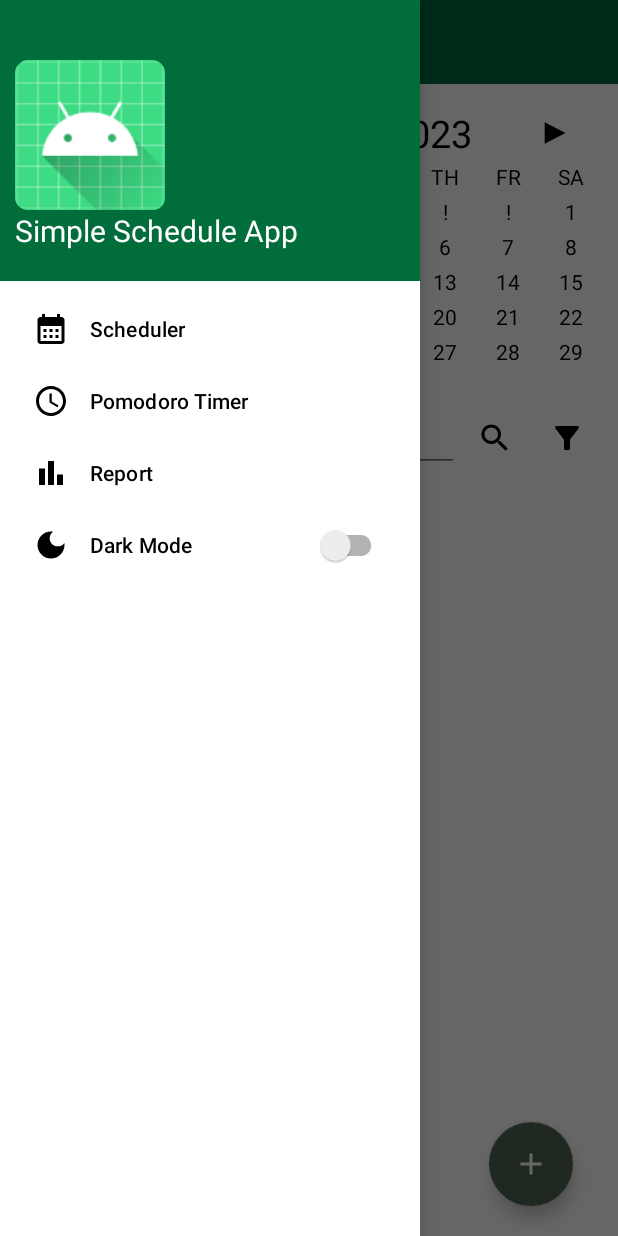
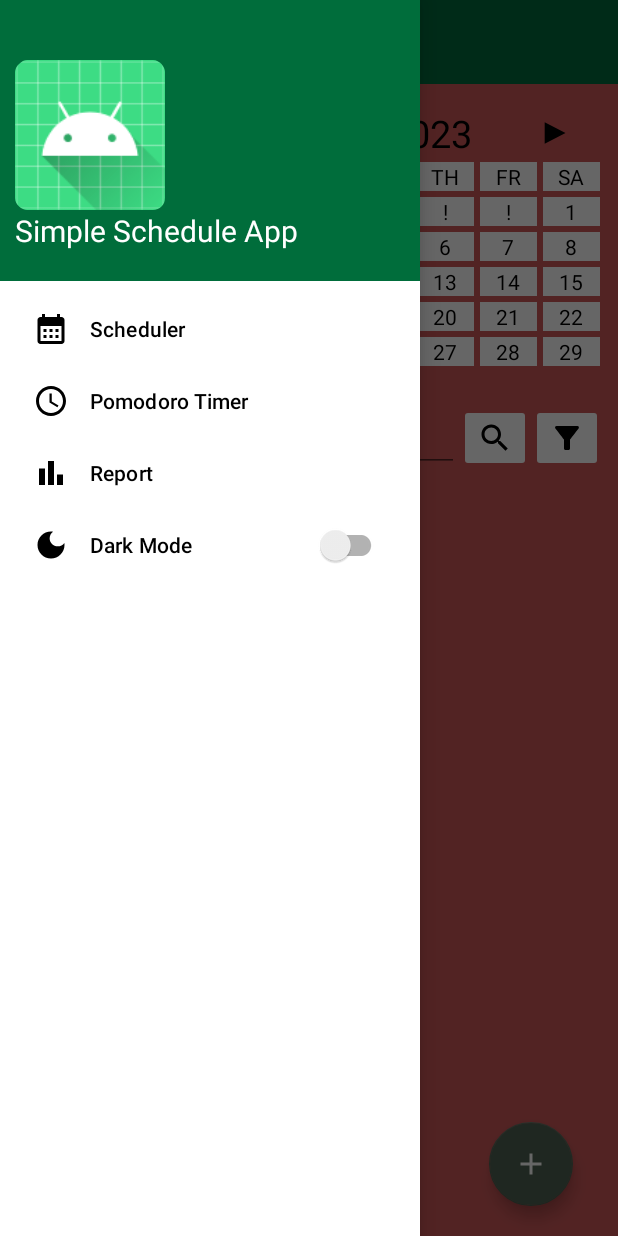
Before and after one commit to Lamlance/HCMUS_CSC13009_20KTPM2_Group02_ScheduleProject, an Android app: the fragment CalendarFragment placed in its activity, with the side drawer open, on a phone screen of 412 x 824 dp. Run offline under Robolectric (Android 15) with nearby library versions, the phone set to English and light mode, and no system bars; 3 statements that could not run were skipped.

Commit message:
patches after merge

```diff
--- a/app/src/main/java/com/honaglam/scheduleproject/MainActivity.java
+++ b/app/src/main/java/com/honaglam/scheduleproject/MainActivity.java
@@ -107,6 +107,7 @@ public class MainActivity extends AppCompatActivity {
   @Override
   protected void onCreate(Bundle savedInstanceState) {
     super.onCreate(savedInstanceState);
+    AppCompatDelegate.setDefaultNightMode(AppCompatDelegate.MODE_NIGHT_FOLLOW_SYSTEM);
     setContentView(R.layout.activity_main);
 
     fragmentManager = getSupportFragmentManager();
@@ -487,10 +488,10 @@ public class MainActivity extends AppCompatActivity {
       Toast.makeText(MainActivity.this, "Dark is on " + isOn, Toast.LENGTH_SHORT).show();
       if (isOn == true) {
         darkModeIsOn = true;
-        AppCompatDelegate.setDefaultNightMode(AppCompatDelegate.MODE_NIGHT_YES);
+        //AppCompatDelegate.setDefaultNightMode(AppCompatDelegate.MODE_NIGHT_YES);
       } else {
         darkModeIsOn = false;
-        AppCompatDelegate.setDefaultNightMode(AppCompatDelegate.MODE_NIGHT_NO);
+        //AppCompatDelegate.setDefaultNightMode(AppCompatDelegate.MODE_NIGHT_NO);
       }
     }
   }
--- a/app/src/main/res/layout/fragment_timer.xml
+++ b/app/src/main/res/layout/fragment_timer.xml
@@ -4,7 +4,6 @@
   android:layout_width="match_parent"
   android:layout_height="match_parent"
   xmlns:app="http://schemas.android.com/apk/res-auto"
-  android:background="#CE5959"
   style="@style/SCREEN"
   android:orientation="vertical"
   android:weightSum="10"
--- a/app/src/main/res/values/themes.xml
+++ b/app/src/main/res/values/themes.xml
@@ -19,7 +19,7 @@
   <!-- Light mode -->
   <!-- Screen background if dark light is on-->
   <style name="SCREEN">
-    <item name="android:background">#FFFFFF</item>
+    <item name="android:background">#CE5959</item>
   </style>
 
   <!-- Text background if light mode is on-->
```
Also changed, not shown: app/src/main/java/com/honaglam/scheduleproject/TimerFragment.java (+11 -15 lines).
